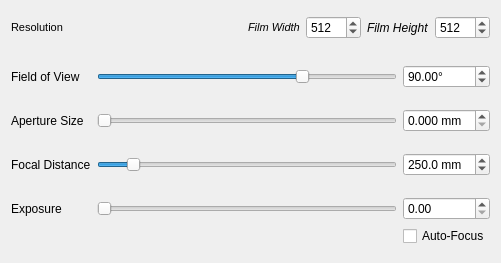
First picture: the form in Source/VoxRender/Interface/camerawidget.ui, repository nagyistoce/voxrender, before the edit.
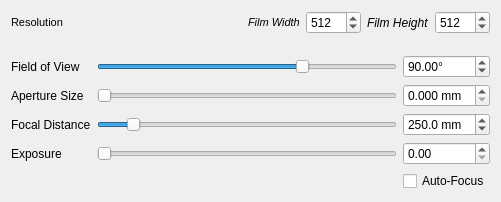
Second picture: the form after the edit.

What changed in the file:
```diff
--- a/Source/VoxRender/Interface/camerawidget.ui
+++ b/Source/VoxRender/Interface/camerawidget.ui
@@ -7,7 +7,7 @@
     <x>0</x>
     <y>0</y>
     <width>501</width>
-    <height>263</height>
+    <height>200</height>
    </rect>
   </property>
   <property name="windowTitle">
@@ -144,60 +144,6 @@
    </item>
    <item>
     <layout class="QGridLayout" name="gridLayout_3">
-     <item row="3" column="1">
-      <spacer name="verticalSpacer_3">
-       <property name="orientation">
-        <enum>Qt::Vertical</enum>
-       </property>
-       <property name="sizeType">
-        <enum>QSizePolicy::Fixed</enum>
-       </property>
-       <property name="sizeHint" stdset="0">
-        <size>
-         <width>20</width>
-         <height>15</height>
-        </size>
-       </property>
-      </spacer>
-     </item>
-     <item row="2" column="0">
-      <widget class="QLabel" name="label_aperture">
-       <property name="toolTip">
-        <string>Size of the viewing aperture (affects depth of field)</string>
-       </property>
-       <property name="text">
-        <string>Aperture Size</string>
-       </property>
-      </widget>
-     </item>
-     <item row="0" column="2">
-      <widget class="QDoubleSpinBox" name="doubleSpinBox_camFov">
-       <property name="toolTip">
-        <string/>
-       </property>
-       <property name="keyboardTracking">
-        <bool>false</bool>
-       </property>
-       <property name="prefix">
-        <string/>
-       </property>
-       <property name="suffix">
-        <string>°</string>
-       </property>
-       <property name="decimals">
-        <number>2</number>
-       </property>
-       <property name="minimum">
-        <double>10.000000000000000</double>
-       </property>
-       <property name="maximum">
-        <double>125.000000000000000</double>
-       </property>
-       <property name="value">
-        <double>90.000000000000000</double>
-       </property>
-      </widget>
-     </item>
      <item row="0" column="0">
       <widget class="QLabel" name="label_camFov">
        <property name="toolTip">
@@ -208,34 +154,18 @@
        </property>
       </widget>
      </item>
-     <item row="2" column="1">
-      <widget class="QSlider" name="horizontalSlider_aperture">
-       <property name="toolTip">
-        <string/>
-       </property>
-       <property name="maximum">
-        <number>25</number>
-       </property>
-       <property name="orientation">
-        <enum>Qt::Horizontal</enum>
-       </property>
-      </widget>
-     </item>
      <item row="1" column="1">
-      <spacer name="verticalSpacer_1">
+      <widget class="QSlider" name="horizontalSlider_aperture">
+       <property name="toolTip">
+        <string/>
+       </property>
+       <property name="maximum">
+        <number>25</number>
+       </property>
        <property name="orientation">
-        <enum>Qt::Vertical</enum>
+        <enum>Qt::Horizontal</enum>
        </property>
-       <property name="sizeType">
-        <enum>QSizePolicy::Fixed</enum>
-       </property>
-       <property name="sizeHint" stdset="0">
-        <size>
-         <width>20</width>
-         <height>15</height>
-        </size>
-       </property>
-      </spacer>
+      </widget>
      </item>
      <item row="0" column="1">
       <widget class="QSlider" name="horizontalSlider_camFov">
@@ -256,7 +186,45 @@
        </property>
       </widget>
      </item>
-     <item row="4" column="0">
+     <item row="0" column="2">
+      <widget class="QDoubleSpinBox" name="doubleSpinBox_camFov">
+       <property name="toolTip">
+        <string/>
+       </property>
+       <property name="keyboardTracking">
+        <bool>false</bool>
+       </property>
+       <property name="prefix">
+        <string/>
+       </property>
+       <property name="suffix">
+        <string>°</string>
+       </property>
+       <property name="decimals">
+        <number>2</number>
+       </property>
+       <property name="minimum">
+        <double>10.000000000000000</double>
+       </property>
+       <property name="maximum">
+        <double>125.000000000000000</double>
+       </property>
+       <property name="value">
+        <double>90.000000000000000</double>
+       </property>
+      </widget>
+     </item>
+     <item row="1" column="0">
+      <widget class="QLabel" name="label_aperture">
+       <property name="toolTip">
+        <string>Size of the viewing aperture (affects depth of field)</string>
+       </property>
+       <property name="text">
+        <string>Aperture Size</string>
+       </property>
+      </widget>
+     </item>
+     <item row="2" column="0">
       <widget class="QLabel" name="label_focal">
        <property name="toolTip">
         <string>The distance to the camera's point of focus</string>
@@ -266,7 +234,26 @@
        </property>
       </widget>
      </item>
-     <item row="4" column="2">
+     <item row="2" column="1">
+      <widget class="QSlider" name="horizontalSlider_focal">
+       <property name="toolTip">
+        <string/>
+       </property>
+       <property name="minimum">
+        <number>5</number>
+       </property>
+       <property name="maximum">
+        <number>200</number>
+       </property>
+       <property name="value">
+        <number>25</number>
+       </property>
+       <property name="orientation">
+        <enum>Qt::Horizontal</enum>
+       </property>
+      </widget>
+     </item>
+     <item row="2" column="2">
       <widget class="QDoubleSpinBox" name="doubleSpinBox_focal">
        <property name="toolTip">
         <string/>
@@ -297,7 +284,7 @@
        </property>
       </widget>
      </item>
-     <item row="2" column="2">
+     <item row="1" column="2">
       <widget class="QDoubleSpinBox" name="doubleSpinBox_aperture">
        <property name="toolTip">
         <string/>
@@ -319,56 +306,14 @@
        </property>
       </widget>
      </item>
-     <item row="4" column="1">
-      <widget class="QSlider" name="horizontalSlider_focal">
-       <property name="toolTip">
-        <string/>
-       </property>
-       <property name="minimum">
-        <number>5</number>
-       </property>
-       <property name="maximum">
-        <number>200</number>
-       </property>
-       <property name="value">
-        <number>25</number>
-       </property>
-       <property name="orientation">
-        <enum>Qt::Horizontal</enum>
-       </property>
-      </widget>
-     </item>
-     <item row="6" column="0">
+     <item row="3" column="0">
       <widget class="QLabel" name="label_2">
        <property name="text">
         <string>Exposure</string>
        </property>
       </widget>
      </item>
-     <item row="5" column="1">
-      <spacer name="verticalSpacer">
-       <property name="orientation">
-        <enum>Qt::Vertical</enum>
-       </property>
-       <property name="sizeType">
-        <enum>QSizePolicy::Fixed</enum>
-       </property>
-       <property name="sizeHint" stdset="0">
-        <size>
-         <width>20</width>
-         <height>15</height>
-        </size>
-       </property>
-      </spacer>
-     </item>
-     <item row="6" column="2">
-      <widget class="QDoubleSpinBox" name="doubleSpinBox">
-       <property name="maximum">
-        <double>100.000000000000000</double>
-       </property>
-      </widget>
-     </item>
-     <item row="6" column="1">
+     <item row="3" column="1">
       <widget class="QSlider" name="horizontalSlider">
        <property name="maximum">
         <number>100</number>
@@ -378,7 +323,7 @@
        </property>
       </widget>
      </item>
-     <item row="7" column="2">
+     <item row="4" column="2">
       <widget class="QCheckBox" name="checkBox_autoFocus">
        <property name="toolTip">
         <string>Check to automatically focus the camera on the center of the dataset</string>
@@ -388,6 +333,13 @@
        </property>
       </widget>
      </item>
+     <item row="3" column="2">
+      <widget class="QDoubleSpinBox" name="doubleSpinBox">
+       <property name="maximum">
+        <double>100.000000000000000</double>
+       </property>
+      </widget>
+     </item>
     </layout>
    </item>
   </layout>
```
